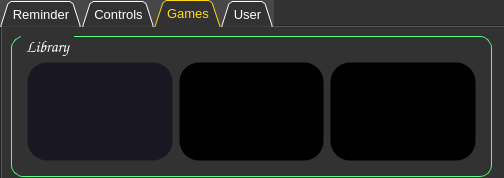
Qt form Support Tools/bin/ui/main_window.ui (TechMaverik/BOOMER) before a commit.
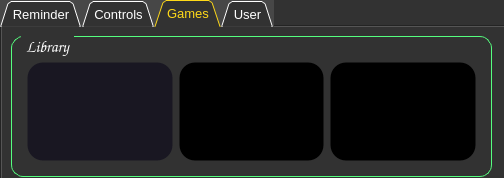
The same form after that commit. The open tabs and pages were chosen to show the change. Icons and pictures are not drawn.

```diff
--- a/Support Tools/bin/ui/main_window.ui
+++ b/Support Tools/bin/ui/main_window.ui
@@ -598,12 +598,12 @@
          <property name="styleSheet">
           <string notr="true">QPushButton
 {
-  image: url(:/Baics/dont_sleep.jpg);
-	background-color: rgb(25, 23, 34);
+image: url(:/Baics/dont_sleep.jpg);
+	background-color:rgb(25, 23, 34);
 	border: 1px solid rgba(85, 191, 233,0);
-border-radius:20px
-}
+border-radius:16px
 
+}
 QPushButton:hover{
 	border: 1px solid rgb(85, 191, 233);
 border-radius:8px
@@ -628,7 +628,7 @@
  image:url(:/Baics/squid.jpg);
 	background-color: rgb(0, 0, 0);
 	border: 1px solid rgba(85, 191, 233,0);
-border-radius:20px
+border-radius:16px
 
 }
 QPushButton:hover{
@@ -655,7 +655,7 @@
  image:url(:/Baics/memory.png);
 	background-color: rgb(0, 0, 0);
 	border: 1px solid rgba(85, 191, 233,0);
-border-radius:20px
+border-radius:16px
 
 }
 QPushButton:hover{
```
Left out of the diff: 6 changed lines with no effect on the pictures.
